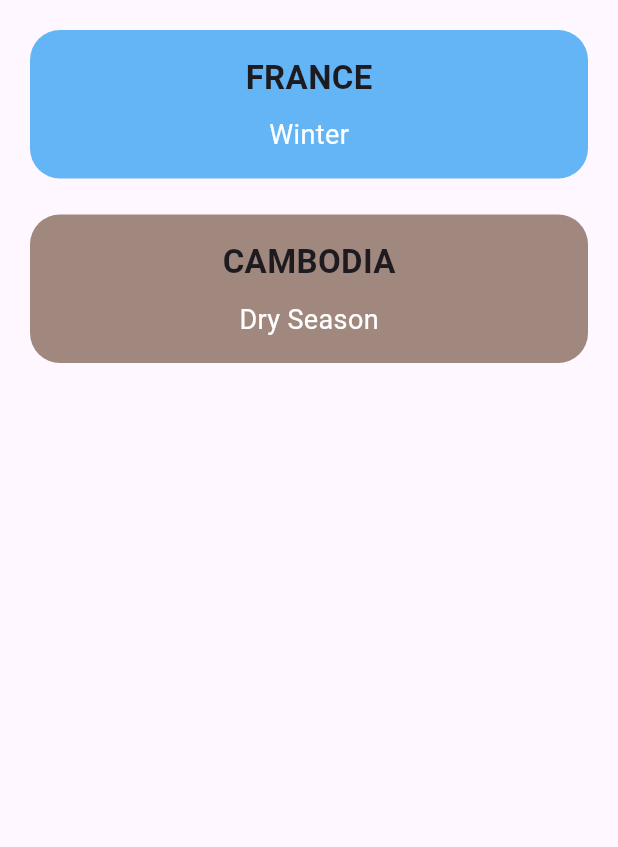
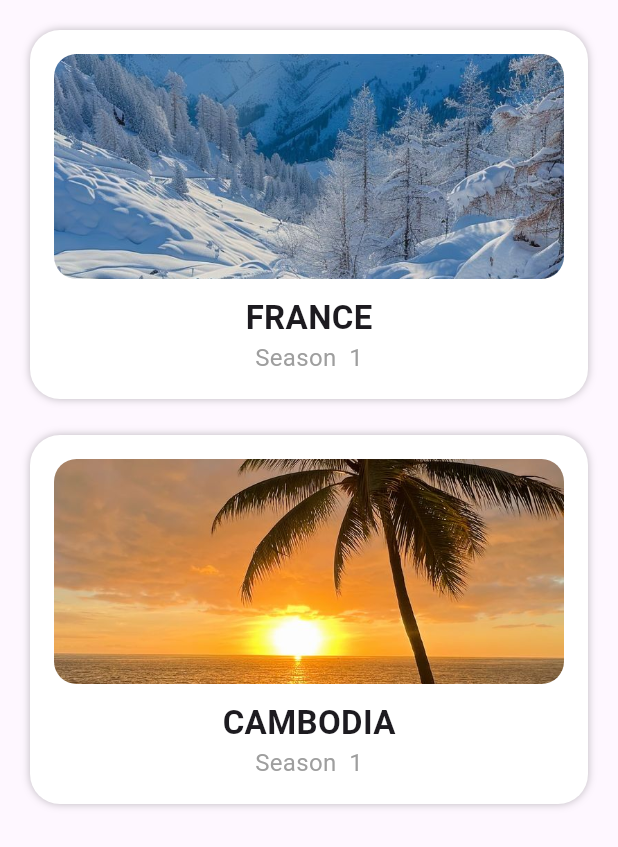
Before and after one commit to Tsn168/Weather_app, a Flutter app: the screen it shows after launch, on a phone screen of 412 x 824 dp. Shown: the top 847 px of the screen. Run offline on Flutter 3.47's test engine with Material 3 defaults, Android fonts, the phone set to English and light mode, and no system bars.

Commit message:
me klang men ten

```diff
--- a/lib/main.dart
+++ b/lib/main.dart
@@ -17,11 +17,16 @@ class SeasonApp extends StatelessWidget {
           children: const [
             SeasonCard(
               country: "FRANCE",
-              seasons: ["Winter", "Spring", "Summer", "Autumn"],
+              seasons: [
+                "assets/winter.jpeg",
+                "assets/spring.jpeg",
+                "assets/summer.jpeg",
+                "assets/fall.jpeg",
+              ],
             ),
             SeasonCard(
               country: "CAMBODIA",
-              seasons: ["Dry Season", "Rainy Season"],
+              seasons: ["assets/summer.jpeg", "assets/fall.jpeg"],
             ),
           ],
         ),
@@ -43,28 +48,10 @@ class SeasonCard extends StatefulWidget {
 class _SeasonCardState extends State<SeasonCard> {
   int currentIndex = 0;
 
-  // Computed: current season name
-  String get currentSeason => widget.seasons[currentIndex];
+  String get currentSeasonImage => widget.seasons[currentIndex];
 
-  // Computed: color based on season
-  Color get cardColor {
-    switch (currentSeason) {
-      case "Winter":
-        return Colors.blue.shade300;
-      case "Spring":
-        return Colors.green.shade300;
-      case "Summer":
-        return Colors.yellow.shade400;
-      case "Autumn":
-        return Colors.orange.shade300;
-      case "Dry Season":
-        return Colors.brown.shade300;
-      case "Rainy Season":
-        return Colors.blue.shade600;
-      default:
-        return Colors.grey;
-    }
-  }
+  String get currentSeasonLabel =>
+      "Season  ${currentIndex + 1}"; // You can change to real names later
 
   void nextSeason() {
     setState(() {
@@ -80,19 +67,34 @@ class _SeasonCardState extends State<SeasonCard> {
         margin: const EdgeInsets.all(12),
         padding: const EdgeInsets.all(16),
         decoration: BoxDecoration(
-          color: cardColor,
           borderRadius: BorderRadius.circular(20),
+          color: Colors.white,
+          boxShadow: [BoxShadow(color: Colors.black26, blurRadius: 4)],
         ),
         child: Column(
           children: [
+            ClipRRect(
+              borderRadius: BorderRadius.circular(15),
+              child: Image.asset(
+                currentSeasonImage,
+                height: 150,
+                width: double.infinity,
+                fit: BoxFit.cover,
+              ),
+            ),
+
+            const SizedBox(height: 10),
+
+            // --- COUNTRY NAME ---
             Text(
               widget.country,
               style: const TextStyle(fontSize: 22, fontWeight: FontWeight.bold),
             ),
-            const SizedBox(height: 10),
+
+            // --- SEASON LABEL ---
             Text(
-              currentSeason,
-              style: const TextStyle(fontSize: 18, color: Colors.white),
+              currentSeasonLabel,
+              style: const TextStyle(fontSize: 16, color: Colors.grey),
             ),
           ],
         ),
--- a/pubspec.yaml
+++ b/pubspec.yaml
@@ -56,7 +56,11 @@ flutter:
   # included with your application, so that you can use the icons in
   # the material Icons class.
   uses-material-design: true
-
+  assets:
+    - assets/fall.jpeg
+    - assets/summer.jpeg
+    - assets/spring.jpeg
+    - assets/winter.jpeg
   # To add assets to your application, add an assets section, like this:
   # assets:
   #   - images/a_dot_burr.jpeg
```
Also changed, not shown: assets/fall.jpeg (added), assets/spring.jpeg (added), assets/summer.jpeg (added), assets/winter.jpeg (added).
